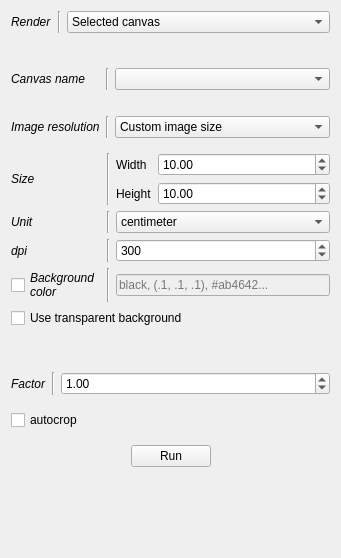
Old version of the form visbrain/utils/gui/screenshot_gui.ui in the repository EtienneCmb/visbrain.
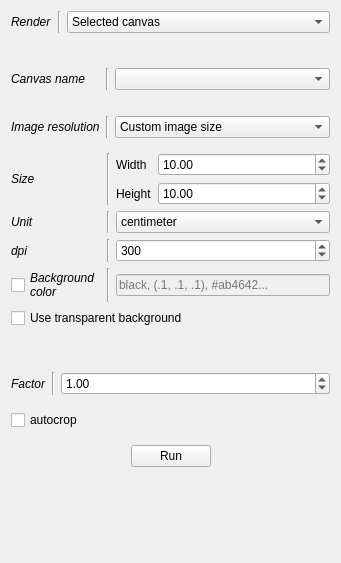
New version of the form.

Commit message: Add screenshot GUI tooltips

Patch:
```diff
--- a/visbrain/utils/gui/screenshot_gui.ui
+++ b/visbrain/utils/gui/screenshot_gui.ui
@@ -7,7 +7,7 @@
     <x>0</x>
     <y>0</y>
     <width>341</width>
-    <height>558</height>
+    <height>563</height>
    </rect>
   </property>
   <property name="windowTitle">
```
Left out of the diff: 34 changed lines with no effect on the pictures. The commit also changes 1 other file.
